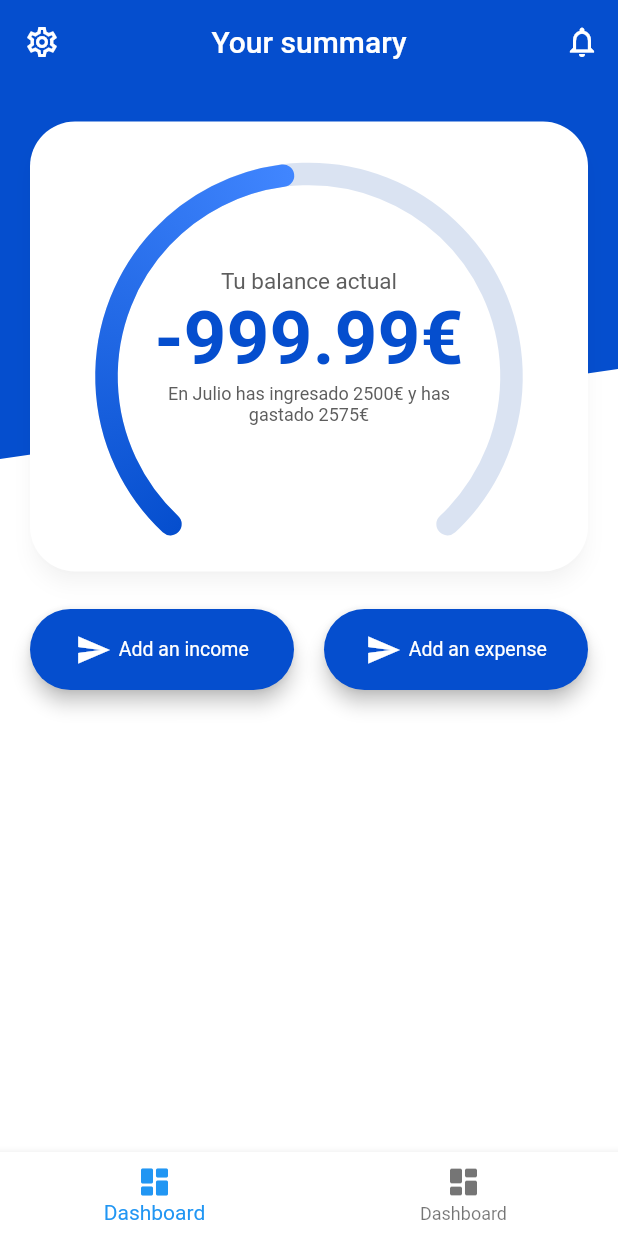
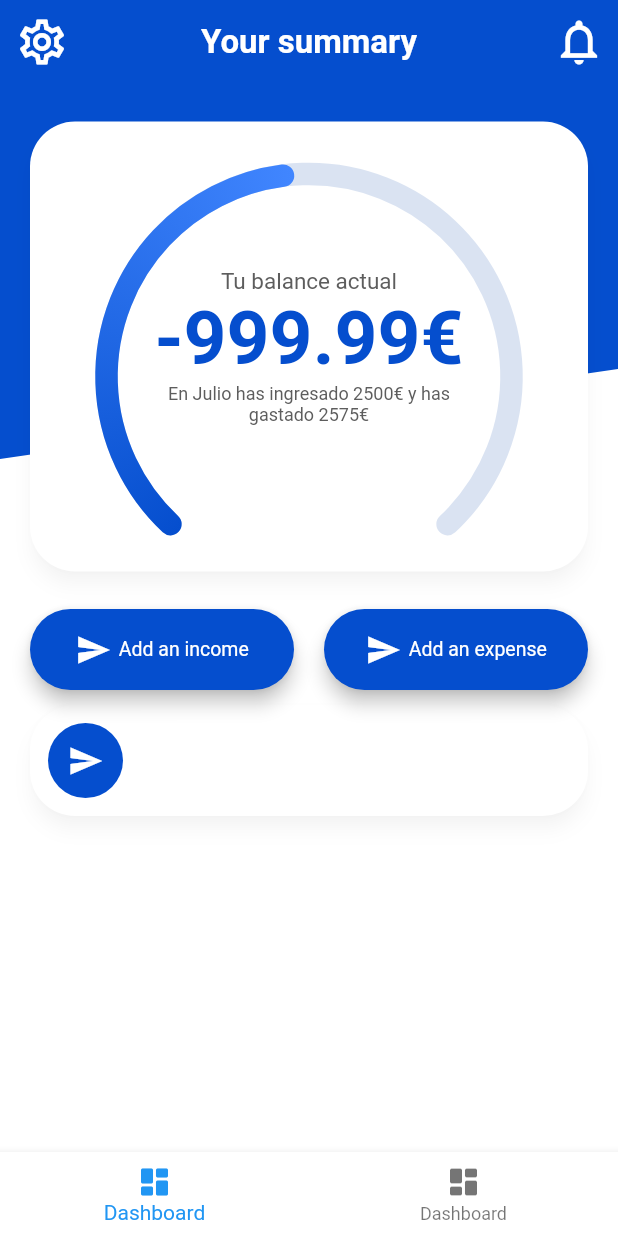
Before and after one commit to Binancy/APP, a Flutter app: the screen it shows after launch, after a tap on the "settings" icon, on a phone screen of 412 x 824 dp. Run offline on Flutter 3.47's test engine with Material 2 defaults, Android fonts, the phone set to English and light mode, and no system bars; drawn by our look-alikes of syncfusion_flutter_gauges; our stand-ins replace fl_chart; generated files the repository leaves out were written again.

Commit message:
Added DashboardChangeNotifier, Provider and Consumer

```diff
--- /dev/null
+++ b/lib/controllers/dashboard_change_notifier.dart
@@ -0,0 +1,45 @@
+import 'dart:math';
+
+import 'package:binancy/models/expend.dart';
+import 'package:binancy/models/income.dart';
+import 'package:flutter/material.dart';
+
+class DashboardChangeNotifier extends ChangeNotifier {
+  bool updating = false;
+  List<dynamic> movementsList = [];
+  double totalIncomes = 0, totalExpenses = 0;
+
+  void updateDashboard() async {
+    isUpdating(true);
+    await getBalance();
+    await getLatestsMovements();
+    isUpdating(false);
+  }
+
+  void isUpdating(bool isUpdating) {
+    updating = isUpdating;
+    notifyListeners();
+  }
+
+  Future<void> getBalance() async {
+    totalIncomes = 2500.00;
+    totalExpenses = 2575.00;
+  }
+
+  Future<void> getLatestsMovements() async {
+    movementsList.clear();
+    for (var i = 0; i < Random().nextInt(10) + 1; i++) {
+      Random().nextBool()
+          ? movementsList.add(Expend()
+            ..idExpend = Random().nextInt(1000)
+            ..idUser = 0
+            ..value = Random().nextInt(1000).toDouble()
+            ..description = "Ingreso de ejemplo")
+          : movementsList.add(Income()
+            ..idIncome = Random().nextInt(1000)
+            ..idUser = 0
+            ..value = Random().nextInt(1000).toDouble()
+            ..description = "Gasto de ejemplo");
+    }
+  }
+}
--- a/lib/globals.dart
+++ b/lib/globals.dart
@@ -1,2 +1,3 @@
 String appName = "Binancy";
 double customBorderRadius = 30;
+int dashboardMaxNotifications = 3;
--- a/lib/models/expend.dart
+++ b/lib/models/expend.dart
@@ -6,6 +6,8 @@ class Expend {
   double value = 0;
   String description = "";
   Category category = Category();
+
+  Expend();
 
   Expend.fromJson(Map<String, dynamic> json)
       : idExpend = json['idExpend'],
--- a/lib/models/income.dart
+++ b/lib/models/income.dart
@@ -6,6 +6,9 @@ class Income {
   double value = 0;
   String description = "";
   Category category = Category();
+  DateTime date = DateTime.now();
+
+  Income();
 
   Income.fromJson(Map<String, dynamic> json)
       : idIncome = json['idIncome'],
--- /dev/null
+++ b/lib/utils/loading_widget.dart
@@ -0,0 +1,8 @@
+import 'package:flutter/material.dart';
+
+class LoadingWidget extends StatelessWidget {
+  @override
+  Widget build(BuildContext context) {
+    return Container();
+  }
+}
--- a/lib/utils/styles.dart
+++ b/lib/utils/styles.dart
@@ -6,7 +6,8 @@ Color accentColor = Color(0xffDAE3F2);
 Color textColor = Color(0xff5d5d5d);
 
 TextStyle appBarStyle() {
-  return TextStyle(color: Colors.white, fontSize: 20);
+  return TextStyle(
+      color: Colors.white, fontSize: 22, fontWeight: FontWeight.bold);
 }
 
 TextStyle addButtonStyle() {
--- a/lib/views/dashboard/dashboard_layout.dart
+++ b/lib/views/dashboard/dashboard_layout.dart
@@ -1,9 +1,12 @@
+import 'package:binancy/controllers/dashboard_change_notifier.dart';
 import 'package:binancy/utils/styles.dart';
 import 'package:binancy/views/dashboard/dashboard_summary_card.dart';
 import 'package:flutter/material.dart';
 import 'package:flutter_gen/gen_l10n/app_localizations.dart';
+import 'package:provider/provider.dart';
 
 import 'dashboard_create_buttons.dart';
+import 'dashboard_summary_notifications.dart';
 
 class DashboardView extends StatefulWidget {
   @override
@@ -11,9 +14,18 @@ class DashboardView extends StatefulWidget {
 }
 
 class _DashboardViewState extends State<DashboardView> {
+  DashboardChangeNotifier dashboardChangeNotifier = DashboardChangeNotifier();
+  _DashboardViewState() {
+    dashboardChangeNotifier.updateDashboard();
+  }
+
   @override
   Widget build(BuildContext context) {
-    return Scaffold(
+    return MultiProvider(
+      providers: [
+        ChangeNotifierProvider(create: (_) => dashboardChangeNotifier)
+      ],
+      child: Scaffold(
         bottomNavigationBar: BottomNavigationBar(
             elevation: 5,
             backgroundColor: Colors.white,
@@ -38,10 +50,14 @@ class _DashboardViewState extends State<DashboardView> {
                 backgroundColor: primaryColor,
                 actions: [
                   IconButton(
-                    icon: Icon(Icons.notifications_outlined), onPressed: () {})
+                      iconSize: 36,
+                      icon: Icon(Icons.notifications_outlined),
+                      onPressed: () {})
                 ],
                 leading: IconButton(
-                  icon: Icon(Icons.settings_outlined), onPressed: () {}),
+                    iconSize: 36,
+                    icon: Icon(Icons.settings_outlined),
+                    onPressed: () {}),
                 title: Text(
                   AppLocalizations.of(context)!.dashboard_header,
                   style: appBarStyle(),
@@ -52,8 +68,10 @@ class _DashboardViewState extends State<DashboardView> {
               ),
               SliverToBoxAdapter(
                 child: DashboardCreateButtons(),
-            )
+              ),
+              DashboardSummaryNotificationLayout()
             ],
+          ),
         ),
       ),
     );
--- /dev/null
+++ b/lib/views/dashboard/dashboard_notification.dart
@@ -0,0 +1,52 @@
+import 'package:binancy/globals.dart';
+import 'package:binancy/models/expend.dart';
+import 'package:binancy/models/income.dart';
+import 'package:binancy/utils/styles.dart';
+import 'package:flutter/material.dart';
+
+class DashboardNotification extends StatelessWidget {
+  dynamic _notification;
+
+  DashboardNotification(this._notification);
+  @override
+  Widget build(BuildContext context) {
+    bool isIncome = _notification is Income ? true : false;
+
+    return Card(
+      elevation: 5,
+      shape: RoundedRectangleBorder(
+          borderRadius: BorderRadius.circular(customBorderRadius)),
+      shadowColor: Colors.black.withOpacity(0.2),
+      margin: EdgeInsets.fromLTRB(20, 10, 20, 10),
+      child: Padding(
+        padding: EdgeInsets.all(12),
+        child: Row(
+          children: [
+            Container(
+              width: 50,
+              height: 50,
+              decoration: BoxDecoration(
+                  color: primaryColor,
+                  borderRadius: BorderRadius.circular(360)),
+              child: Center(
+                child: isIncome
+                    ? Icon(
+                        Icons.record_voice_over,
+                        color: Colors.white,
+                      )
+                    : Icon(Icons.send, color: Colors.white),
+              ),
+            )
+          ],
+        ),
+      ),
+    );
+  }
+}
+
+class DashboardSeeAllNotifications extends StatelessWidget {
+  @override
+  Widget build(BuildContext context) {
+    return Container();
+  }
+}
--- /dev/null
+++ b/lib/views/dashboard/dashboard_summary_notifications.dart
@@ -0,0 +1,34 @@
+import 'package:binancy/controllers/dashboard_change_notifier.dart';
+import 'package:binancy/globals.dart';
+import 'package:binancy/utils/loading_widget.dart';
+import 'package:binancy/views/dashboard/dashboard_notification.dart';
+import 'package:flutter/material.dart';
+import 'package:provider/provider.dart';
+
+class DashboardSummaryNotificationLayout extends StatelessWidget {
+  @override
+  Widget build(BuildContext context) {
+    return Consumer<DashboardChangeNotifier>(
+        builder: (context, value, child) => value.updating
+            ? SliverToBoxAdapter(child: LoadingWidget())
+            : SliverList(
+                delegate: SliverChildListDelegate(
+                    mountNotifications(value.movementsList)),
+              ));
+  }
+
+  List<Widget> mountNotifications(List<dynamic> movementsList) {
+    List<Widget> widgetList = [];
+    if (movementsList.length > dashboardMaxNotifications) {
+      for (var i = 0; i <= dashboardMaxNotifications; i++) {
+        widgetList.add(DashboardNotification(movementsList[i]));
+      }
+      widgetList.add(DashboardSeeAllNotifications());
+    } else {
+      for (var notification in movementsList) {
+        widgetList.add(DashboardNotification(notification));
+      }
+    }
+    return widgetList;
+  }
+}
--- a/pubspec.yaml
+++ b/pubspec.yaml
@@ -33,6 +33,7 @@ dependencies:
   intl: ^0.17.0
   fl_chart: ^0.36.3
   syncfusion_flutter_gauges: ^19.2.48
+  provider: ^5.0.0
 
 dev_dependencies:
   flutter_test:
```
Also changed, not shown: pubspec.lock. Lines whose indentation alone changed are shown as unchanged.
